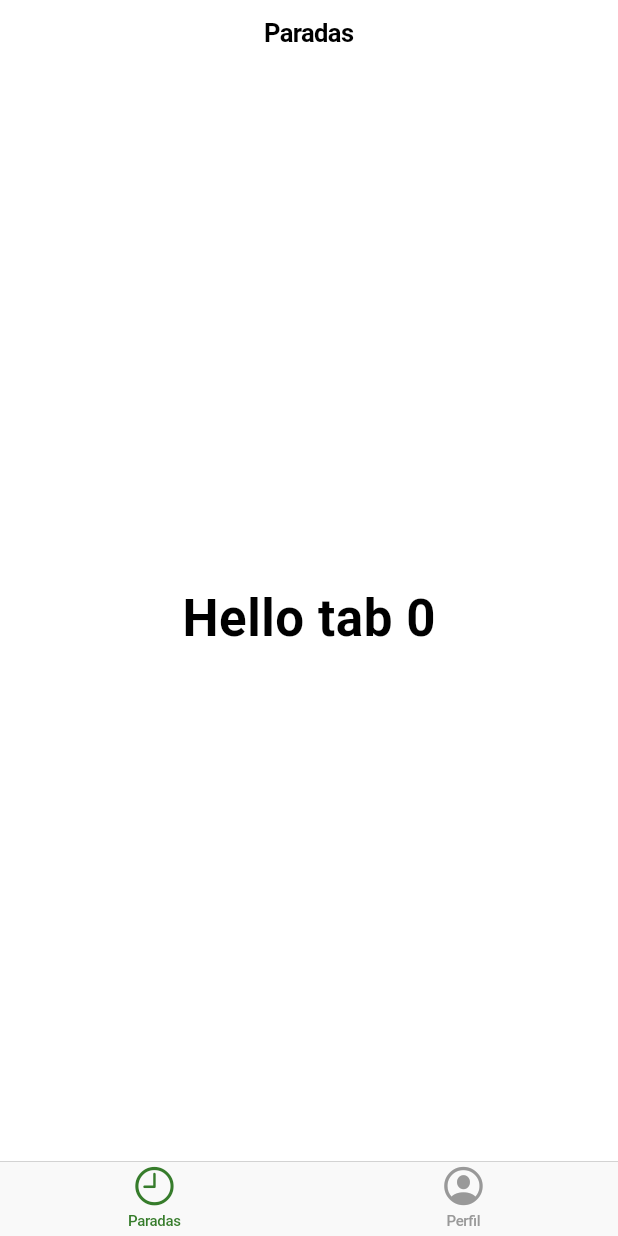
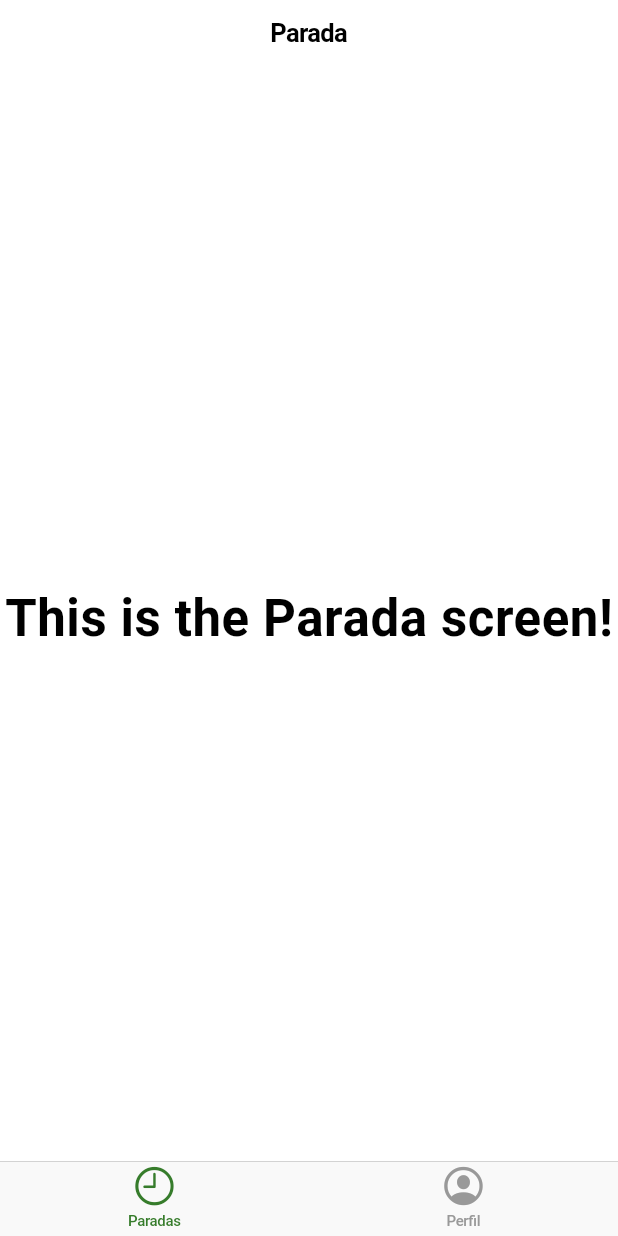
Before and after one commit to fauveljoaomurilop/Apontamentos-iOS, a Flutter app: the screen it shows after launch, on a phone screen of 412 x 824 dp. Run offline on Flutter 3.47's test engine with Material 2 defaults, Android fonts, the phone set to English and light mode, and no system bars.

```diff
--- a/lib/screens/home.dart
+++ b/lib/screens/home.dart
@@ -1,4 +1,6 @@
 import 'package:flutter/cupertino.dart';
+import 'package:apontamentos_ios/screens/parada.dart';
+import 'package:apontamentos_ios/screens/perfil.dart';
 
 class HomeScreen extends StatelessWidget {
   const HomeScreen({super.key});
@@ -18,23 +20,10 @@ class HomeScreen extends StatelessWidget {
             ),
           ],
         ),
-        tabBuilder: (context, i) {
-          return CupertinoTabView(
-            builder: (context) {
-              return CupertinoPageScaffold(
-                navigationBar: CupertinoNavigationBar(
-                  middle:
-                  (i == 0) ? const Text('Paradas') : const Text('Perfil'),
-                ),
-                child: Center(
-                  child: Text('Hello tab $i',
-                      style: CupertinoTheme.of(context)
-                          .textTheme
-                          .navLargeTitleTextStyle),
-                ),
-              );
-            },
-          );
+        tabBuilder: (context, index) {
+          return (index == 0)
+              ? CupertinoTabView(builder: (context) => const ParadaScreen())
+              : CupertinoTabView(builder: (context) => const PerfilScreen());
         });
   }
 }
--- /dev/null
+++ b/lib/screens/parada.dart
@@ -0,0 +1,18 @@
+import 'package:flutter/cupertino.dart';
+
+class ParadaScreen extends StatelessWidget {
+  const ParadaScreen({Key? key}) : super(key: key);
+
+  @override
+  Widget build(BuildContext context) {
+    return CupertinoPageScaffold(
+        navigationBar: const CupertinoNavigationBar(
+          middle: Text('Parada'),
+        ),
+        child: Center(
+          child: Text('This is the Parada screen!',
+              style:
+                  CupertinoTheme.of(context).textTheme.navLargeTitleTextStyle),
+        ));
+  }
+}
```
Also changed, not shown: lib/screens/perfil.dart (added, +45 -0 lines).
